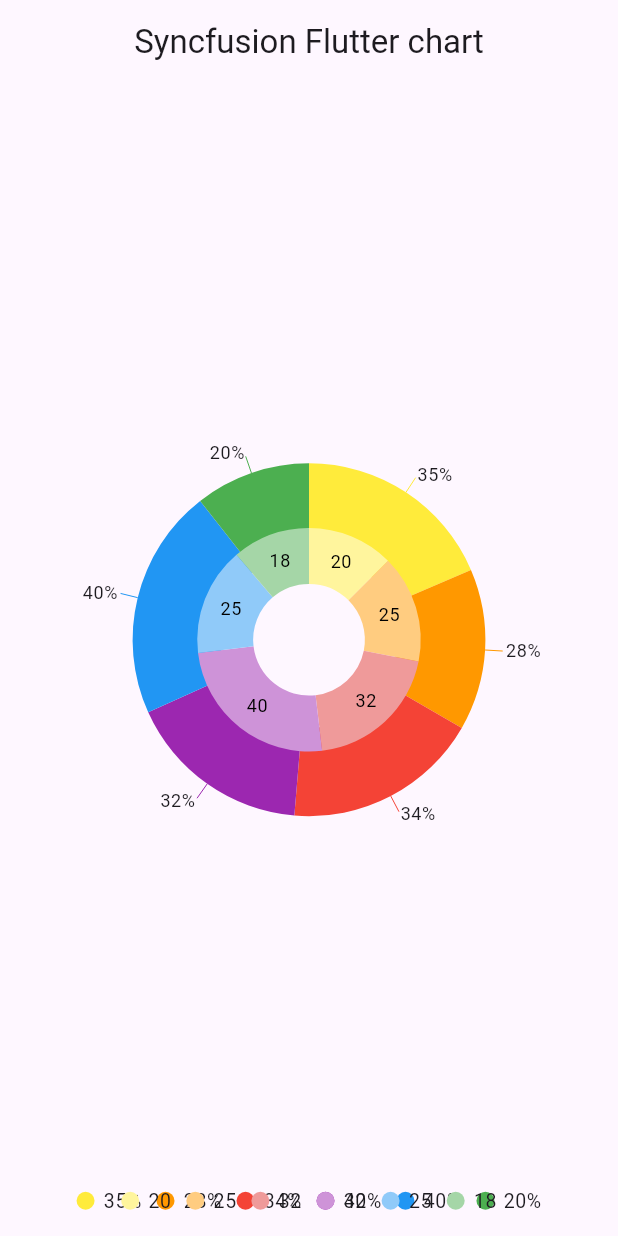
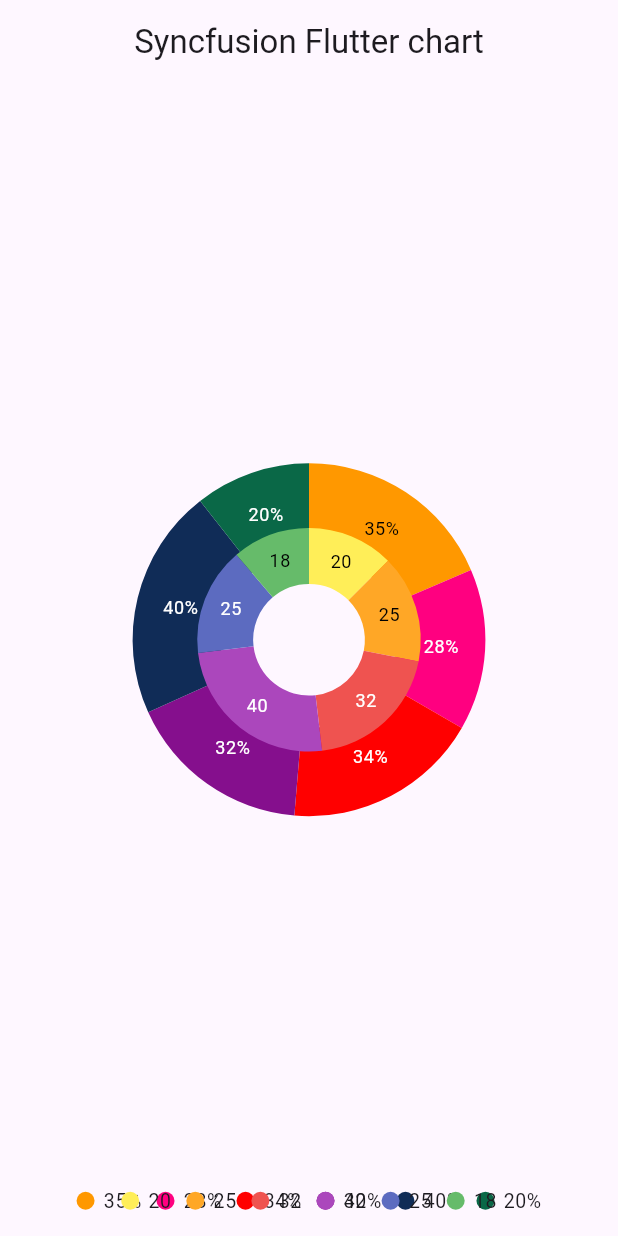
Before and after one commit to SyncfusionExamples/how-to-add-multiple-doughnut-charts-in-single-page, a Flutter app: the screen it shows after launch, on a phone screen of 412 x 824 dp. Run offline on Flutter 3.47's test engine with Material 3 defaults, Android fonts, the phone set to English and light mode, and no system bars; our stand-ins replace syncfusion_flutter_charts.

Commit message:
FLUT-886840-[others][flutter]: Updated color to doughnut chart

```diff
--- a/lib/main.dart
+++ b/lib/main.dart
@@ -43,21 +43,21 @@
 ];
 
 List<Color> paletteColorOuterDoughnut = [
-  Colors.yellow,
-  Colors.orange,
-  Colors.red,
-  Colors.purple,
-  Colors.blue,
-  Colors.green,
+  Color(0xffFF9800),
+  Color(0xffFF0080),
+  Color(0xffFF0000),
+  Color(0xff850F8D),
+  Color(0xff102C57),
+  Color(0xff0A6847),
 ];
 
 List<Color> paletteColorInnerDoughnut = [
-  Colors.yellow.shade200,
-  Colors.orange.shade200,
-  Colors.red.shade200,
-  Colors.purple.shade200,
-  Colors.blue.shade200,
-  Colors.green.shade200,
+  Colors.yellow.shade400,
+  Colors.orange.shade400,
+  Colors.red.shade400,
+  Colors.purple.shade400,
+  Colors.indigo.shade400,
+  Colors.green.shade400,
 ];
 
 class MyHomePageState extends State<MyHomePage> {
@@ -87,7 +87,6 @@
                     '${data.y.toInt()}%',
                 dataLabelSettings: const DataLabelSettings(
                   isVisible: true,
-                  labelPosition: ChartDataLabelPosition.outside,
                 ),
               )
             ],
```
